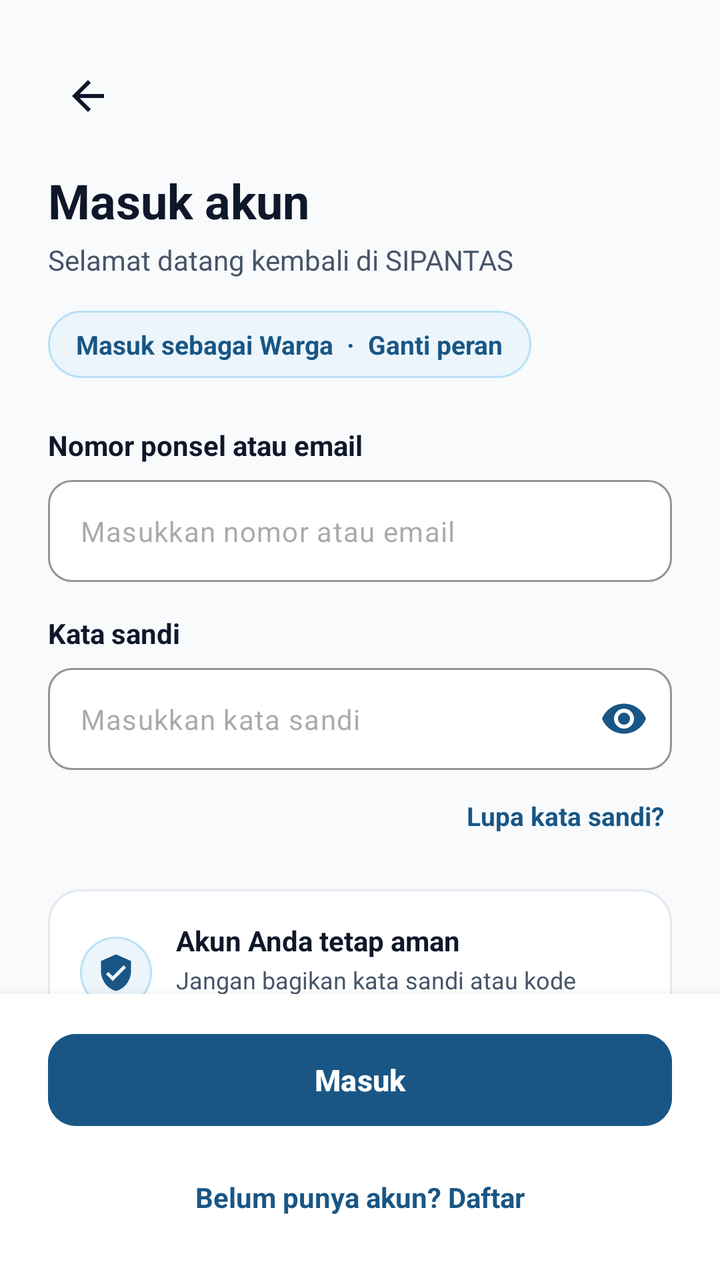
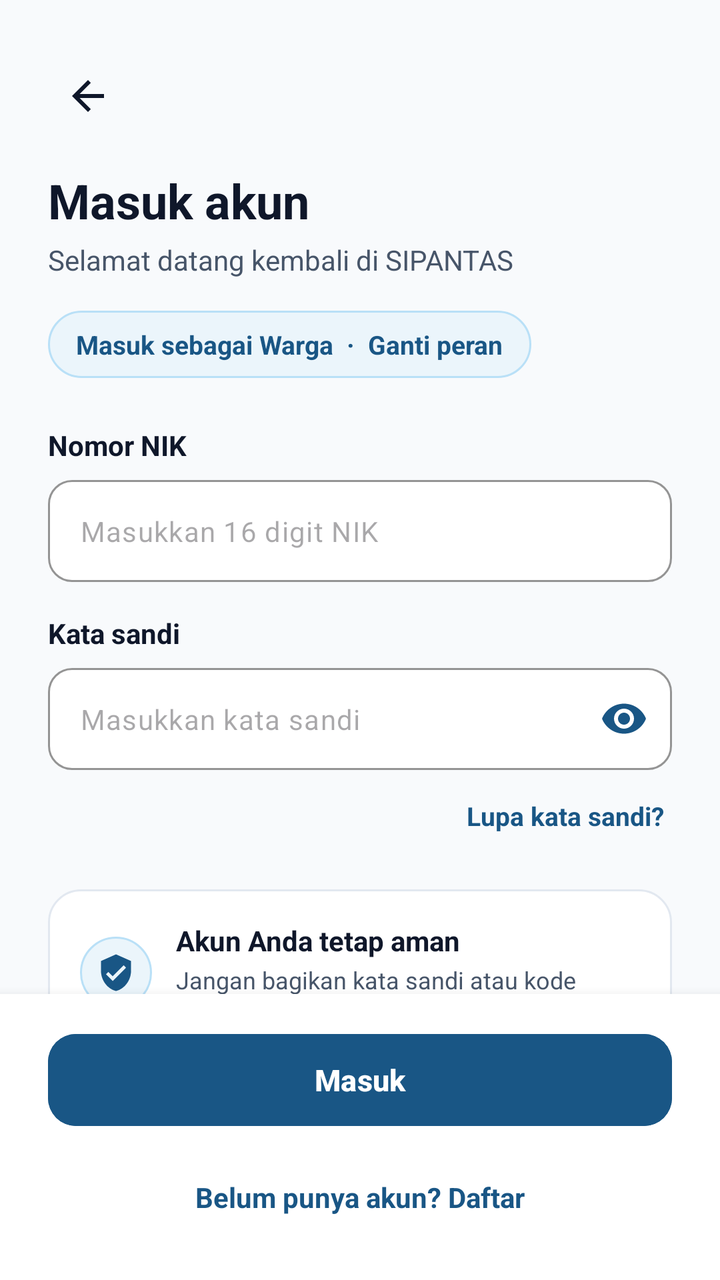

Screens rendered from an Android XML layout before and after an edit, with the pre-edit source and the edit as a unified diff.
<!-- AndroidManifest.xml: application theme Theme.SIPANTAS -->
<!-- res/layout/activity_login.xml -->
<?xml version="1.0" encoding="utf-8"?>
<androidx.constraintlayout.widget.ConstraintLayout xmlns:android="http://schemas.android.com/apk/res/android"
    xmlns:app="http://schemas.android.com/apk/res-auto"
    xmlns:tools="http://schemas.android.com/tools"
    android:id="@+id/login_root"
    android:layout_width="match_parent"
    android:layout_height="match_parent"
    android:background="@color/bg_page"
    tools:context=".LoginActivity">

    <androidx.core.widget.NestedScrollView
        android:layout_width="match_parent"
        android:layout_height="0dp"
        android:fillViewport="true"
        app:layout_constraintBottom_toTopOf="@id/bottom_container"
        app:layout_constraintTop_toTopOf="parent">

        <LinearLayout
            android:layout_width="match_parent"
            android:layout_height="wrap_content"
            android:orientation="vertical"
            android:paddingHorizontal="24dp"
            android:paddingTop="28dp"
            android:paddingBottom="24dp">

            <ImageView
                android:id="@+id/btn_back"
                android:layout_width="40dp"
                android:layout_height="40dp"
                android:background="?attr/selectableItemBackgroundBorderless"
                android:contentDescription="Kembali"
                android:padding="8dp"
                android:src="@drawable/ic_arrow_back" />

            <TextView
                android:layout_width="wrap_content"
                android:layout_height="wrap_content"
                android:layout_marginTop="16dp"
                android:text="Masuk akun"
                android:textColor="@color/text_primary"
                android:textSize="24sp"
                android:textStyle="bold" />

            <TextView
                android:layout_width="wrap_content"
                android:layout_height="wrap_content"
                android:layout_marginTop="4dp"
                android:text="Selamat datang kembali di SIPANTAS"
                android:textColor="@color/text_secondary"
                android:textSize="14sp" />

            
            <TextView
                android:id="@+id/tv_role_chip"
                android:layout_width="wrap_content"
                android:layout_height="wrap_content"
                android:layout_marginTop="16dp"
                android:background="@drawable/bg_role_chip"
                android:clickable="true"
                android:focusable="true"
                android:paddingHorizontal="14dp"
                android:paddingVertical="8dp"
                android:text="Masuk sebagai Warga  ·  Ganti peran"
                android:textColor="@color/brand_primary"
                android:textSize="13sp"
                android:textStyle="bold" />

            
            <TextView
                android:layout_width="wrap_content"
                android:layout_height="wrap_content"
                android:layout_marginTop="24dp"
                android:text="Nomor ponsel atau email"
                android:textColor="@color/text_primary"
                android:textSize="14sp"
                android:textStyle="bold" />

            <com.google.android.material.textfield.TextInputLayout
                android:layout_width="match_parent"
                android:layout_height="wrap_content"
                android:layout_marginTop="8dp"
                app:boxBackgroundColor="@color/card_bg"
                app:boxCornerRadiusBottomEnd="12dp"
                app:boxCornerRadiusBottomStart="12dp"
                app:boxCornerRadiusTopEnd="12dp"
                app:boxCornerRadiusTopStart="12dp"
                app:boxStrokeColor="@color/brand_primary"
                app:hintEnabled="false">

                <com.google.android.material.textfield.TextInputEditText
                    android:id="@+id/et_identifier"
                    android:layout_width="match_parent"
                    android:layout_height="wrap_content"
                    android:hint="Masukkan nomor atau email"
                    android:inputType="textEmailAddress"
                    android:padding="16dp"
                    android:textColor="@color/text_primary"
                    android:textSize="14sp" />
            </com.google.android.material.textfield.TextInputLayout>

            
            <TextView
                android:layout_width="wrap_content"
                android:layout_height="wrap_content"
                android:layout_marginTop="16dp"
                android:text="Kata sandi"
                android:textColor="@color/text_primary"
                android:textSize="14sp"
                android:textStyle="bold" />

            <com.google.android.material.textfield.TextInputLayout
                android:layout_width="match_parent"
                android:layout_height="wrap_content"
                android:layout_marginTop="8dp"
                app:boxBackgroundColor="@color/card_bg"
                app:boxCornerRadiusBottomEnd="12dp"
                app:boxCornerRadiusBottomStart="12dp"
                app:boxCornerRadiusTopEnd="12dp"
                app:boxCornerRadiusTopStart="12dp"
                app:boxStrokeColor="@color/brand_primary"
                app:hintEnabled="false"
                app:endIconMode="password_toggle"
                app:endIconTint="@color/brand_primary">

                <com.google.android.material.textfield.TextInputEditText
                    android:id="@+id/et_password"
                    android:layout_width="match_parent"
                    android:layout_height="wrap_content"
                    android:hint="Masukkan kata sandi"
                    android:inputType="textPassword"
                    android:padding="16dp"
                    android:textColor="@color/text_primary"
                    android:textSize="14sp" />
            </com.google.android.material.textfield.TextInputLayout>

            
            <TextView
                android:id="@+id/tv_forgot_password"
                android:layout_width="wrap_content"
                android:layout_height="wrap_content"
                android:layout_gravity="end"
                android:layout_marginTop="10dp"
                android:padding="4dp"
                android:text="Lupa kata sandi?"
                android:textColor="@color/brand_primary"
                android:textSize="13sp"
                android:textStyle="bold" />

            
            <LinearLayout
                android:layout_width="match_parent"
                android:layout_height="wrap_content"
                android:layout_marginTop="24dp"
                android:background="@drawable/bg_rounded_card"
                android:gravity="center_vertical"
                android:orientation="horizontal"
                android:padding="16dp">

                <ImageView
                    android:layout_width="36dp"
                    android:layout_height="36dp"
                    android:background="@drawable/bg_role_chip"
                    android:padding="8dp"
                    android:src="@drawable/ic_shield_security"
                    app:tint="@color/brand_primary" />

                <LinearLayout
                    android:layout_width="0dp"
                    android:layout_height="wrap_content"
                    android:layout_marginStart="12dp"
                    android:layout_weight="1"
                    android:orientation="vertical">

                    <TextView
                        android:layout_width="wrap_content"
                        android:layout_height="wrap_content"
                        android:text="Akun Anda tetap aman"
                        android:textColor="@color/text_primary"
                        android:textSize="14sp"
                        android:textStyle="bold" />

                    <TextView
                        android:layout_width="wrap_content"
                        android:layout_height="wrap_content"
                        android:layout_marginTop="2dp"
                        android:text="Jangan bagikan kata sandi atau kode verifikasi kepada siapa pun."
                        android:textColor="@color/text_secondary"
                        android:textSize="12sp" />
                </LinearLayout>
            </LinearLayout>

        </LinearLayout>
    </androidx.core.widget.NestedScrollView>

    
    <LinearLayout
        android:id="@+id/bottom_container"
        android:layout_width="match_parent"
        android:layout_height="wrap_content"
        android:background="@color/card_bg"
        android:elevation="8dp"
        android:orientation="vertical"
        android:paddingHorizontal="24dp"
        android:paddingTop="16dp"
        android:paddingBottom="24dp"
        app:layout_constraintBottom_toBottomOf="parent">

        <com.google.android.material.button.MaterialButton
            android:id="@+id/btn_login"
            android:layout_width="match_parent"
            android:layout_height="54dp"
            android:backgroundTint="@color/brand_primary"
            android:text="Masuk"
            android:textColor="@color/white"
            android:textSize="15sp"
            android:textStyle="bold"
            app:cornerRadius="14dp" />

        <TextView
            android:id="@+id/tv_register_link"
            android:layout_width="wrap_content"
            android:layout_height="wrap_content"
            android:layout_gravity="center_horizontal"
            android:layout_marginTop="14dp"
            android:padding="8dp"
            android:text="Belum punya akun? Daftar"
            android:textColor="@color/brand_primary"
            android:textSize="14sp"
            android:textStyle="bold" />
    </LinearLayout>

</androidx.constraintlayout.widget.ConstraintLayout>
<!-- resources referenced by this layout -->
<resources>
  <color name="bg_page">#F8FAFC</color>
  <color name="brand_primary">#195685</color>
  <color name="card_bg">#FFFFFFFF</color>
  <color name="text_primary">#0F172A</color>
  <color name="text_secondary">#475569</color>
  <color name="white">#FFFFFFFF</color>
  <!-- drawable bg_role_chip (drawable) -->
  <?xml version="1.0" encoding="utf-8"?>
  <shape xmlns:android="http://schemas.android.com/apk/res/android"
      android:shape="rectangle">
      <solid android:color="@color/brand_primary_light" />
      <corners android:radius="24dp" />
      <stroke
          android:width="1dp"
          android:color="#B9E0F7" />
  </shape>
  <!-- drawable bg_rounded_card (drawable) -->
  <?xml version="1.0" encoding="utf-8"?>
  <shape xmlns:android="http://schemas.android.com/apk/res/android"
      android:shape="rectangle">
      <solid android:color="@color/card_bg" />
      <corners android:radius="16dp" />
      <stroke
          android:width="1dp"
          android:color="@color/card_border" />
  </shape>
  <!-- drawable ic_arrow_back (drawable) -->
  <vector xmlns:android="http://schemas.android.com/apk/res/android"
      android:width="24dp"
      android:height="24dp"
      android:viewportWidth="24"
      android:viewportHeight="24">
    <path
        android:fillColor="@color/text_primary"
        android:pathData="M20,11H7.83l5.59,-5.59L12,4l-8,8 8,8 1.41,-1.41L7.83,13H20v-2z"/>
  </vector>
  <!-- drawable ic_shield_security (drawable) -->
  <vector xmlns:android="http://schemas.android.com/apk/res/android"
      android:width="24dp"
      android:height="24dp"
      android:viewportWidth="24"
      android:viewportHeight="24">
    <path
        android:fillColor="@color/brand_primary"
        android:pathData="M12,1L3,5v6c0,5.55 3.84,10.74 9,12 5.16,-1.26 9,-6.45 9,-12V5l-9,-4zm-2,16l-4,-4 1.41,-1.41L10,14.17l6.59,-6.59L18,9l-8,8z"/>
  </vector>
  <style name="Theme.SIPANTAS" parent="Base.Theme.SIPANTAS" />
  <color name="brand_primary_light">#EBF5FB</color>
  <color name="card_border">#E2E8F0</color>
  <style name="Base.Theme.SIPANTAS" parent="Theme.Material3.DayNight.NoActionBar">
          
          <item name="colorPrimary">@color/brand_primary</item>
          <item name="colorSecondary">@color/brand_primary</item>
          <item name="android:windowBackground">@color/bg_page</item>
          <item name="android:statusBarColor">@color/bg_page</item>
          <item name="android:windowLightStatusBar">true</item>
          <item name="buttonBarNegativeButtonStyle">@style/Widget.SIPANTAS.Button.Text</item>
          <item name="buttonBarPositiveButtonStyle">@style/Widget.SIPANTAS.Button.Text</item>
          <item name="buttonBarNeutralButtonStyle">@style/Widget.SIPANTAS.Button.Text</item>
      </style>
  <style name="Widget.SIPANTAS.Button.Text" parent="Widget.Material3.Button.TextButton">
          <item name="android:textColor">@color/brand_primary</item>
          <item name="rippleColor">@color/brand_primary_light</item>
      </style>
</resources>

<!-- the commit's change to res/layout/activity_login.xml (unified diff, before → after) -->
@@ -70,7 +70,7 @@
                 android:layout_width="wrap_content"
                 android:layout_height="wrap_content"
                 android:layout_marginTop="24dp"
-                android:text="Nomor ponsel atau email"
+                android:text="Nomor NIK"
                 android:textColor="@color/text_primary"
                 android:textSize="14sp"
                 android:textStyle="bold" />
@@ -91,8 +91,8 @@
                     android:id="@+id/et_identifier"
                     android:layout_width="match_parent"
                     android:layout_height="wrap_content"
-                    android:hint="Masukkan nomor atau email"
-                    android:inputType="textEmailAddress"
+                    android:hint="Masukkan 16 digit NIK"
+                    android:inputType="number"
                     android:padding="16dp"
                     android:textColor="@color/text_primary"
                     android:textSize="14sp" />
